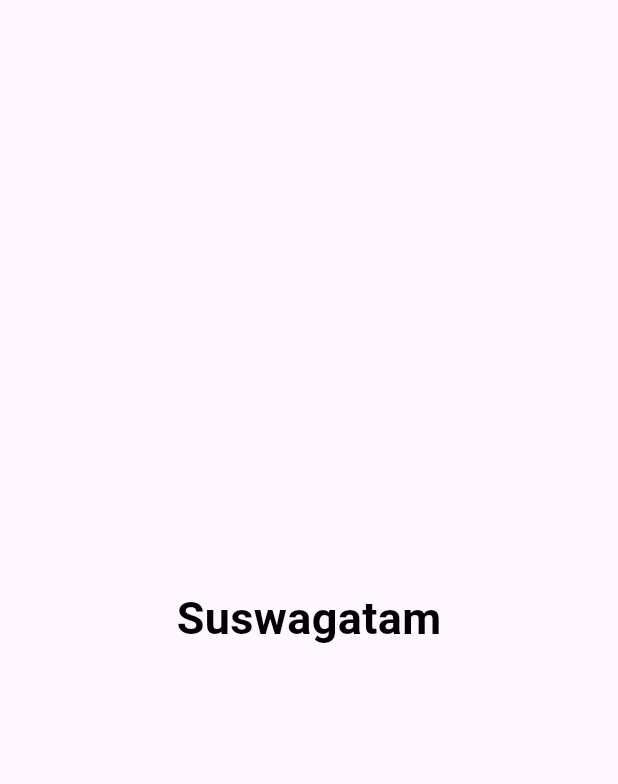
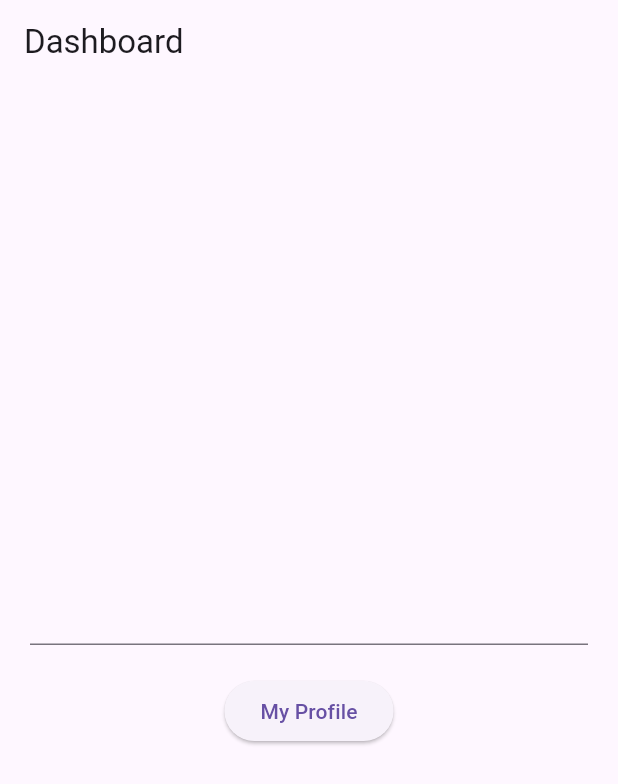
Before and after one commit to KaustubhWahane/Flutter-Practice, a Flutter app: the screen it shows after launch, on a phone screen of 412 x 824 dp. Shown: the top 784 px of the screen. Run offline on Flutter 3.47's test engine with Material 3 defaults, Android fonts, the phone set to English and light mode, and no system bars.

Commit message:
Taking props but in flutter

```diff
--- /dev/null
+++ b/splashscreen/spishspash/lib/dashboard_screen.dart
@@ -0,0 +1,50 @@
+import 'package:flutter/material.dart';
+import 'my_profile_screen.dart';
+
+class DashboardScreen extends StatefulWidget {
+  const DashboardScreen({super.key});
+
+  @override
+  State<DashboardScreen> createState() => _DashboardScreenState();
+}
+
+class _DashboardScreenState extends State<DashboardScreen> {
+  final TextEditingController _controller = TextEditingController();
+
+  @override
+  void dispose() {
+    _controller.dispose();
+    super.dispose();
+  }
+
+  @override
+  Widget build(BuildContext context) {
+    return Scaffold(
+      appBar: AppBar(title: const Text("Dashboard")),
+      body: Padding(
+        padding: const EdgeInsets.all(20),
+        child: Column(
+          mainAxisAlignment: MainAxisAlignment.center,
+          children: [
+            TextField(controller: _controller),
+            const SizedBox(height: 20),
+            ElevatedButton(
+              onPressed: () {
+                String name = _controller.text.trim();
+                if (name.isNotEmpty) {
+                  Navigator.push(
+                    context,
+                    MaterialPageRoute(
+                      builder: (context) => MyProfileScreen(username: name),
+                    ),
+                  );
+                }
+              },
+              child: const Text("My Profile"),
+            ),
+          ],
+        ),
+      ),
+    );
+  }
+}
--- a/splashscreen/spishspash/lib/main.dart
+++ b/splashscreen/spishspash/lib/main.dart
@@ -10,10 +10,9 @@ class MyApp extends StatelessWidget {
 
   @override
   Widget build(BuildContext context) {
-    return MaterialApp(
+    return const MaterialApp(
       debugShowCheckedModeBanner: false,
-      title: 'Splash Screen Demo',
-      home: const SplashScreen(),
+      home: SplashScreen(),
     );
   }
 }
--- a/splashscreen/spishspash/lib/my_profile_screen.dart
+++ b/splashscreen/spishspash/lib/my_profile_screen.dart
@@ -1,19 +1,17 @@
 import 'package:flutter/material.dart';
 
 class MyProfileScreen extends StatelessWidget {
-  const MyProfileScreen({super.key});
+  final String username;
+
+  const MyProfileScreen({super.key, required this.username});
 
   @override
   Widget build(BuildContext context) {
-    return const Scaffold(
+    return Scaffold(
       body: Center(
         child: Text(
-          'Suswagatam',
-          style: TextStyle(
-            color: Colors.black,
-            fontSize: 30,
-            fontWeight: FontWeight.bold,
-          ),
+          'Welcome $username',
+          style: const TextStyle(fontSize: 30, fontWeight: FontWeight.bold),
         ),
       ),
     );
--- a/splashscreen/spishspash/lib/splash_screen.dart
+++ b/splashscreen/spishspash/lib/splash_screen.dart
@@ -1,6 +1,6 @@
 import 'dart:async';
 import 'package:flutter/material.dart';
-import 'my_profile_screen.dart';
+import 'dashboard_screen.dart';
 
 class SplashScreen extends StatefulWidget {
   const SplashScreen({super.key});
@@ -16,7 +16,7 @@ class _SplashScreenState extends State<SplashScreen> {
     Timer(const Duration(seconds: 3), () {
       Navigator.pushReplacement(
         context,
-        MaterialPageRoute(builder: (context) => const MyProfileScreen()),
+        MaterialPageRoute(builder: (context) => const DashboardScreen()),
       );
     });
   }
```
